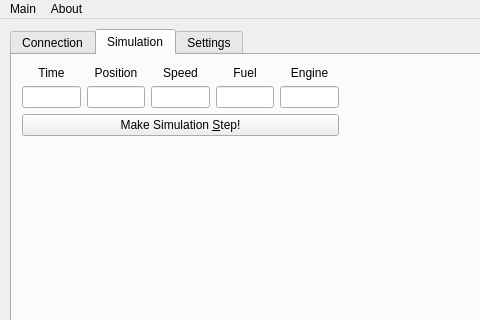
Above: gui/mainWindow.ui from kubasaw/carSim before the change; both pictures show x 0 to 480 and y 0 to 320 of the 1020 by 433 pixel window. Below: the same form after it.
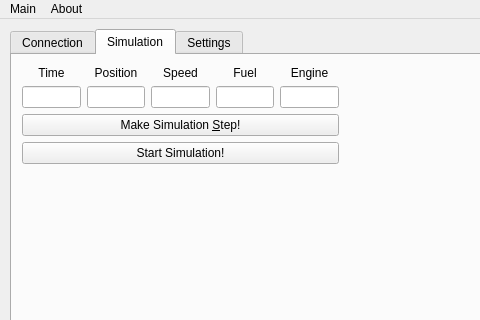
That is the form after the change. The open tabs and pages were chosen to show the change.

Patch:
```diff
--- a/gui/mainWindow.ui
+++ b/gui/mainWindow.ui
@@ -132,7 +132,7 @@
         <x>10</x>
         <y>10</y>
         <width>317</width>
-        <height>71</height>
+        <height>99</height>
        </rect>
       </property>
       <layout class="QGridLayout" name="gridLayout">
@@ -224,6 +224,16 @@
          </property>
         </widget>
        </item>
+       <item row="3" column="0" colspan="5">
+        <widget class="QPushButton" name="simulationStart">
+         <property name="text">
+          <string>Start Simulation!</string>
+         </property>
+         <property name="checkable">
+          <bool>true</bool>
+         </property>
+        </widget>
+       </item>
       </layout>
      </widget>
     </widget>
```
Left out of the diff: 80 changed lines with no effect on the pictures.
